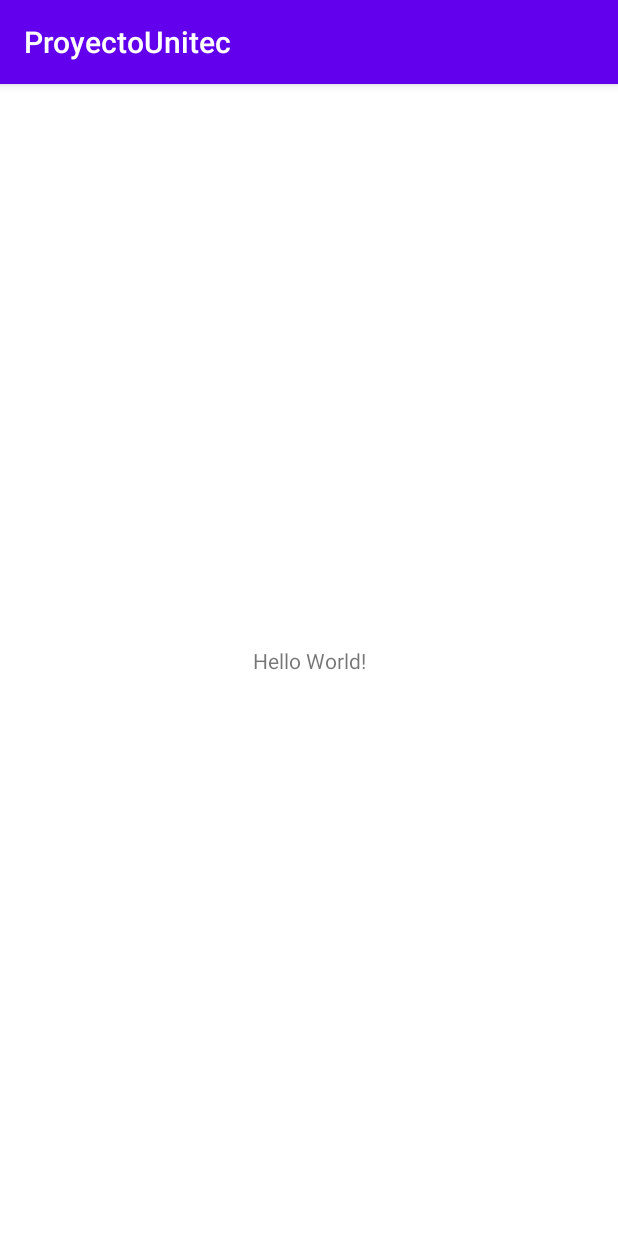
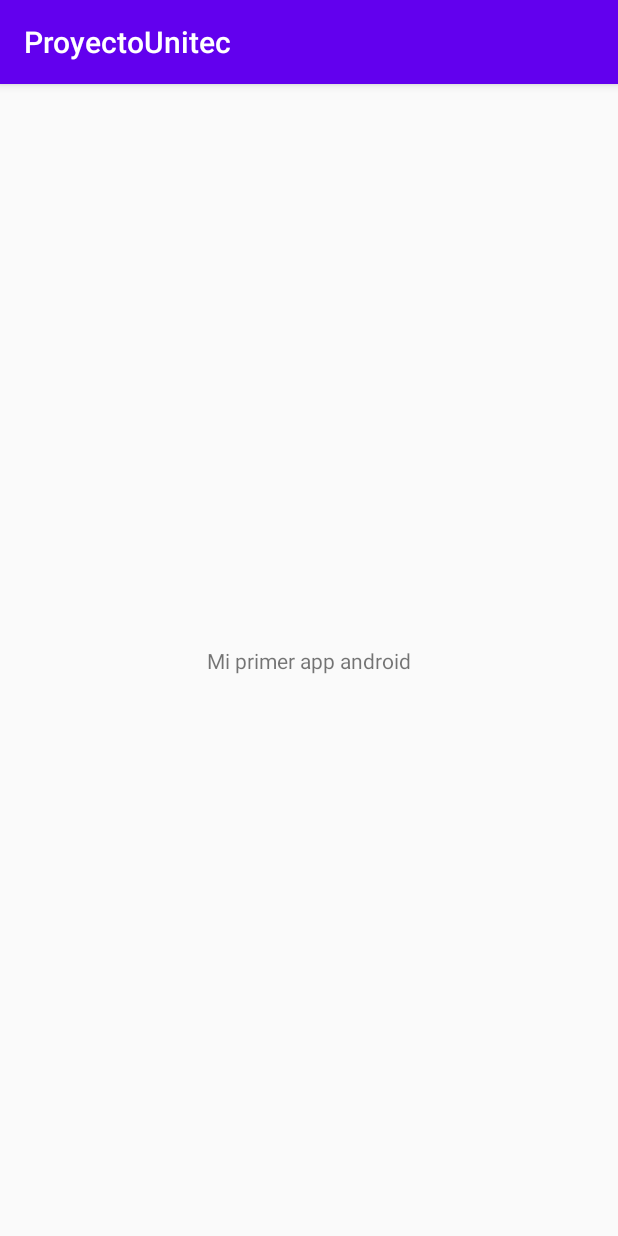
Before and after one commit to daton/ProyectoUnitec, an Android app: the screen it shows after launch (MainActivity), on a phone screen of 412 x 824 dp. Run offline under Robolectric (Android 15) with nearby library versions, the phone set to English and light mode, and no system bars.

Commit message:
Terminamos la clase de hoy 22 de septiembre

```diff
--- a/app/src/main/java/com/unitec/proyectounitec/MainActivity.kt
+++ b/app/src/main/java/com/unitec/proyectounitec/MainActivity.kt
@@ -19,7 +19,7 @@
     override fun onCreate(nombre: Bundle?) {
         super.onCreate(nombre)
 
-        setContentView(R.layout.activity_main)
+        setContentView(R.layout.ejemplito)
 
 
 
--- /dev/null
+++ b/app/src/main/res/layout/ejemplito.xml
@@ -0,0 +1,18 @@
+<?xml version="1.0" encoding="utf-8"?>
+<androidx.constraintlayout.widget.ConstraintLayout
+    xmlns:android="http://schemas.android.com/apk/res/android"
+    xmlns:app="http://schemas.android.com/apk/res-auto"
+    xmlns:tools="http://schemas.android.com/tools"
+    android:layout_width="match_parent"
+    android:layout_height="match_parent">
+
+    <TextView
+        android:id="@+id/textView"
+        android:layout_width="wrap_content"
+        android:layout_height="wrap_content"
+        android:text="Mi primer app android"
+        app:layout_constraintBottom_toBottomOf="parent"
+        app:layout_constraintEnd_toEndOf="parent"
+        app:layout_constraintStart_toStartOf="parent"
+        app:layout_constraintTop_toTopOf="parent" />
+</androidx.constraintlayout.widget.ConstraintLayout>
```
